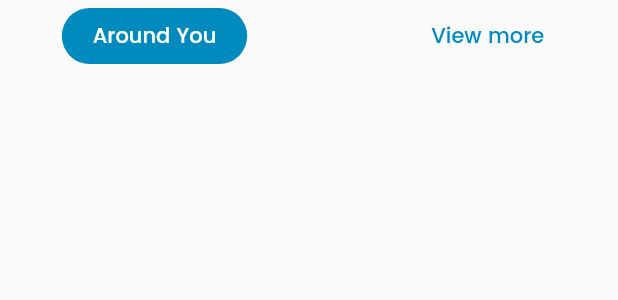
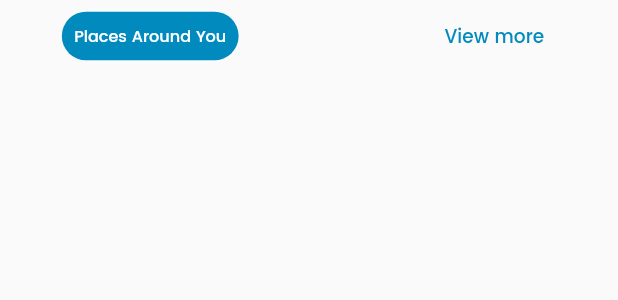
Before and after one commit to KanishaLiyanage/travel-sense-flutter, a Flutter app: the CategoryButtons widget shown alone on an empty page, opened directly, on a phone screen of 412 x 824 dp. Shown: the top 300 px of the screen. Run offline on Flutter 3.47's test engine with Material 2 defaults, Android fonts, the phone set to English and light mode, and no system bars; our stand-ins replace dio, geolocator; network calls fail.

Commit message:
responsive ui

```diff
--- a/lib/widgets/categoryBtn.dart
+++ b/lib/widgets/categoryBtn.dart
@@ -21,12 +21,12 @@
         mainAxisAlignment: MainAxisAlignment.spaceBetween,
         children: [
           Container(
-            width: 0.3 * size.width,
+            //width: 0.25 * size.width,
             padding: EdgeInsets.all(0.01 * size.height),
             child: Text(
               title,
               style: TextStyle(
-                fontSize: 14,
+                fontSize: 0.013 * size.height,
                 color: Colors.white,
                 fontWeight: FontWeight.w500,
               ),
@@ -44,7 +44,7 @@
             child: Text(
               "View more",
               style: TextStyle(
-                fontSize: 14,
+                fontSize: 0.015 * size.height,
                 color: Color(0xFF018ABD),
                 fontWeight: FontWeight.w500,
               ),
--- a/lib/widgets/header.dart
+++ b/lib/widgets/header.dart
@@ -17,7 +17,8 @@
           Container(
             margin: EdgeInsets.only(right: 0.04 * size.width),
             child: CircleAvatar(
-              maxRadius: 28,
+              // maxRadius: 28,
+              maxRadius: 0.035 * size.height,
               backgroundImage: NetworkImage(
                   "https://cdn.dribbble.com/users/323571/screenshots/5412611/batman_4x.jpg"),
             ),
@@ -26,6 +27,7 @@
             "Hi, Kanisha!",
             style: TextStyle(
               color: Color(0xFF004581),
+              fontSize: 0.018 * size.height,
             ),
           ),
           Spacer(),
@@ -33,7 +35,7 @@
               onPressed: () {},
               icon: Icon(
                 Icons.notifications_active_rounded,
-                size: 35,
+                size: 0.04 * size.height,
               )),
         ],
       ),
--- a/lib/widgets/placeCard.dart
+++ b/lib/widgets/placeCard.dart
@@ -30,7 +30,7 @@
             style: TextStyle(
               color: Color(0xFFDDE8F0),
               fontWeight: FontWeight.w600,
-              fontSize: 18,
+              fontSize: 0.035 * size.height,
               shadows: <Shadow>[
                 Shadow(
                   offset: Offset(1.0, 1.0),
--- a/lib/widgets/searchBar.dart
+++ b/lib/widgets/searchBar.dart
@@ -13,7 +13,7 @@
       ),
       child: TextField(
         style: TextStyle(
-          fontSize: 12,
+          fontSize: 0.014 * size.height,
           color: Colors.blue,
         ),
         decoration: InputDecoration(
@@ -23,7 +23,7 @@
               onPressed: () {},
               icon: Icon(
                 Icons.search_rounded,
-                size: 30,
+                size: 0.04 * size.height,
               ),
             ),
           ),
--- a/lib/widgets/weatherStatus.dart
+++ b/lib/widgets/weatherStatus.dart
@@ -20,7 +20,7 @@
                   style: TextStyle(
                     color: Color(0xFF004581),
                     fontWeight: FontWeight.w600,
-                    fontSize: 25,
+                    fontSize: 0.035 * size.height,
                   ),
                 ),
               ),
@@ -38,7 +38,7 @@
                   style: TextStyle(
                     color: Color(0xFF004581),
                     fontWeight: FontWeight.w600,
-                    fontSize: 25,
+                    fontSize: 0.035 * size.height,
                   ),
                 ),
               ),
```
Also changed, not shown: lib/screens/home.dart (+7 -4 lines), lib/screens/placeInfo.dart (added, +10 -0 lines).
